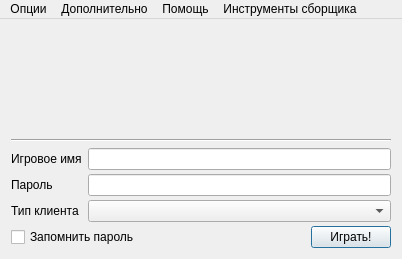
The window that launcherwindow.ui (dngulin/ttyhlauncher) describes before a commit, drawn with Qt 5.
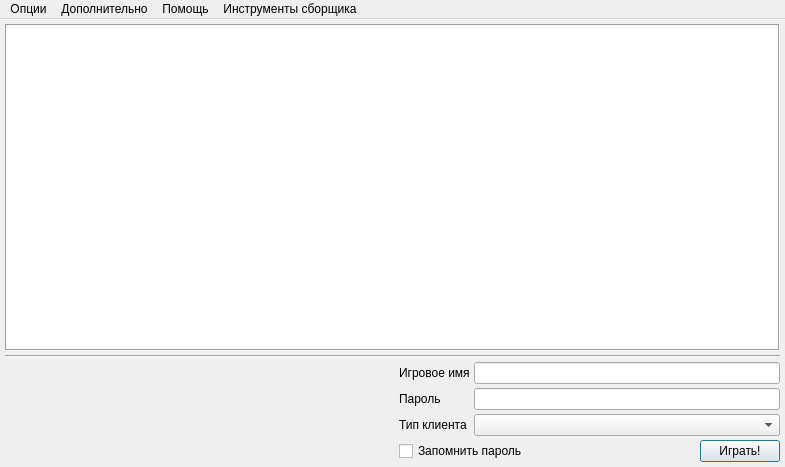
The same window after the commit. Icons and pictures are not drawn.

Commit message: redisign ui to show a log in main window

Diff of the .ui file:
```diff
--- a/launcherwindow.ui
+++ b/launcherwindow.ui
@@ -6,8 +6,8 @@
    <rect>
     <x>0</x>
     <y>0</y>
-    <width>402</width>
-    <height>259</height>
+    <width>785</width>
+    <height>467</height>
    </rect>
   </property>
   <property name="sizePolicy">
@@ -25,36 +25,54 @@
   </property>
   <widget class="QWidget" name="centralWidget">
    <layout class="QVBoxLayout" name="verticalLayout">
+    <property name="spacing">
+     <number>4</number>
+    </property>
+    <property name="leftMargin">
+     <number>5</number>
+    </property>
+    <property name="topMargin">
+     <number>5</number>
+    </property>
+    <property name="rightMargin">
+     <number>5</number>
+    </property>
+    <property name="bottomMargin">
+     <number>5</number>
+    </property>
     <item>
-     <spacer name="verticalSpacer_2">
+     <widget class="QPlainTextEdit" name="logDisplay">
+      <property name="font">
+       <font>
+        <family>Courier New</family>
+        <pointsize>9</pointsize>
+       </font>
+      </property>
+      <property name="frameShape">
+       <enum>QFrame::Box</enum>
+      </property>
+      <property name="readOnly">
+       <bool>true</bool>
+      </property>
+      <property name="textInteractionFlags">
+       <set>Qt::TextSelectableByMouse</set>
+      </property>
+     </widget>
+    </item>
+    <item>
+     <widget class="Line" name="line">
       <property name="orientation">
-       <enum>Qt::Vertical</enum>
+       <enum>Qt::Horizontal</enum>
       </property>
-      <property name="sizeHint" stdset="0">
-       <size>
-        <width>5</width>
-        <height>0</height>
-       </size>
-      </property>
-     </spacer>
+     </widget>
     </item>
     <item>
      <layout class="QHBoxLayout" name="horizontalLayout">
-      <item>
-       <spacer name="horizontalSpacer">
-        <property name="orientation">
-         <enum>Qt::Horizontal</enum>
-        </property>
-        <property name="sizeHint" stdset="0">
-         <size>
-          <width>5</width>
-          <height>5</height>
-         </size>
-        </property>
-       </spacer>
-      </item>
       <item>
        <widget class="QLabel" name="logo">
+        <property name="cursor">
+         <cursorShape>PointingHandCursor</cursorShape>
+        </property>
         <property name="text">
          <string/>
         </property>
@@ -64,45 +82,39 @@
        </widget>
       </item>
       <item>
-       <spacer name="horizontalSpacer_2">
+       <spacer name="horizontalSpacer">
         <property name="orientation">
          <enum>Qt::Horizontal</enum>
         </property>
         <property name="sizeHint" stdset="0">
          <size>
-          <width>5</width>
-          <height>5</height>
+          <width>40</width>
+          <height>20</height>
          </size>
         </property>
        </spacer>
       </item>
-     </layout>
-    </item>
     <item>
-     <spacer name="verticalSpacer">
-      <property name="orientation">
-       <enum>Qt::Vertical</enum>
-      </property>
-      <property name="sizeHint" stdset="0">
-       <size>
-        <width>5</width>
-        <height>0</height>
-       </size>
-      </property>
-     </spacer>
-    </item>
-    <item>
-     <widget class="Line" name="line">
-      <property name="orientation">
-       <enum>Qt::Horizontal</enum>
-      </property>
-     </widget>
-    </item>
-    <item>
-     <layout class="QGridLayout" name="loginForm">
-      <property name="verticalSpacing">
+       <widget class="QWidget" name="runPanel" native="true">
+        <layout class="QGridLayout" name="gridLayout">
+         <property name="leftMargin">
+          <number>0</number>
+         </property>
+         <property name="topMargin">
+          <number>0</number>
+         </property>
+         <property name="rightMargin">
+          <number>0</number>
+         </property>
+         <property name="bottomMargin">
+          <number>0</number>
+         </property>
+         <property name="spacing">
        <number>4</number>
       </property>
+         <item row="2" column="1" colspan="2">
+          <widget class="QComboBox" name="clientCombo"/>
+         </item>
       <item row="2" column="0">
        <widget class="QLabel" name="clienttypeLabel">
         <property name="text">
@@ -110,6 +122,13 @@
         </property>
        </widget>
       </item>
+         <item row="0" column="0">
+          <widget class="QLabel" name="nickLabel">
+           <property name="text">
+            <string>Игровое имя</string>
+           </property>
+          </widget>
+         </item>
       <item row="1" column="1" colspan="2">
        <widget class="QLineEdit" name="passEdit">
         <property name="echoMode">
@@ -117,13 +136,6 @@
         </property>
        </widget>
       </item>
-      <item row="0" column="0">
-       <widget class="QLabel" name="nickLabel">
-        <property name="text">
-         <string>Игровое имя</string>
-        </property>
-       </widget>
-      </item>
       <item row="1" column="0">
        <widget class="QLabel" name="passLabel">
         <property name="text">
@@ -131,9 +143,6 @@
         </property>
        </widget>
       </item>
-      <item row="2" column="1" colspan="2">
-       <widget class="QComboBox" name="clientCombo"/>
-      </item>
       <item row="3" column="2">
        <layout class="QHBoxLayout" name="playbuttonLayout">
         <item>
@@ -164,9 +173,6 @@
         </item>
        </layout>
       </item>
-      <item row="0" column="1" colspan="2">
-       <widget class="QLineEdit" name="nickEdit"/>
-      </item>
       <item row="3" column="0" colspan="2">
        <widget class="QCheckBox" name="savePassword">
         <property name="text">
@@ -174,16 +180,29 @@
         </property>
        </widget>
       </item>
-     </layout>
-    </item>
-   </layout>
+         <item row="0" column="1" colspan="2">
+          <widget class="QLineEdit" name="nickEdit"/>
+         </item>
+        </layout>
+       </widget>
+      </item>
+     </layout>
+    </item>
+   </layout>
+   <zorder>logDisplay</zorder>
+   <zorder>line</zorder>
+   <zorder>runPanel</zorder>
+   <zorder>logo</zorder>
+   <zorder>horizontalSpacer_2</zorder>
+   <zorder></zorder>
+   <zorder>horizontalSpacer</zorder>
   </widget>
   <widget class="QMenuBar" name="menuBar">
    <property name="geometry">
     <rect>
      <x>0</x>
      <y>0</y>
-     <width>402</width>
+     <width>785</width>
      <height>18</height>
     </rect>
    </property>
@@ -192,6 +211,7 @@
      <string>Опции</string>
     </property>
     <addaction name="playOffline"/>
+    <addaction name="hideLauncher"/>
     <addaction name="runSettings"/>
    </widget>
    <widget class="QMenu" name="addMenu">
@@ -222,22 +242,6 @@
    <addaction name="helpMenu"/>
    <addaction name="builderMenu"/>
   </widget>
-  <action name="ttyhNews">
-   <property name="checkable">
-    <bool>true</bool>
-   </property>
-   <property name="text">
-    <string>Новости ттюха</string>
-   </property>
-  </action>
-  <action name="officialNews">
-   <property name="checkable">
-    <bool>true</bool>
-   </property>
-   <property name="text">
-    <string>Новости Minecraft</string>
-   </property>
-  </action>
   <action name="playOffline">
    <property name="checkable">
     <bool>true</bool>
@@ -320,6 +324,14 @@
     <string>Экспорт</string>
    </property>
   </action>
+  <action name="hideLauncher">
+   <property name="checkable">
+    <bool>true</bool>
+   </property>
+   <property name="text">
+    <string>Прятать лаунчер при запуске игры</string>
+   </property>
+  </action>
  </widget>
  <layoutdefault spacing="6" margin="11"/>
  <tabstops>
```
Lines whose indentation alone changed are shown as unchanged. The commit also changes 3 other files.
